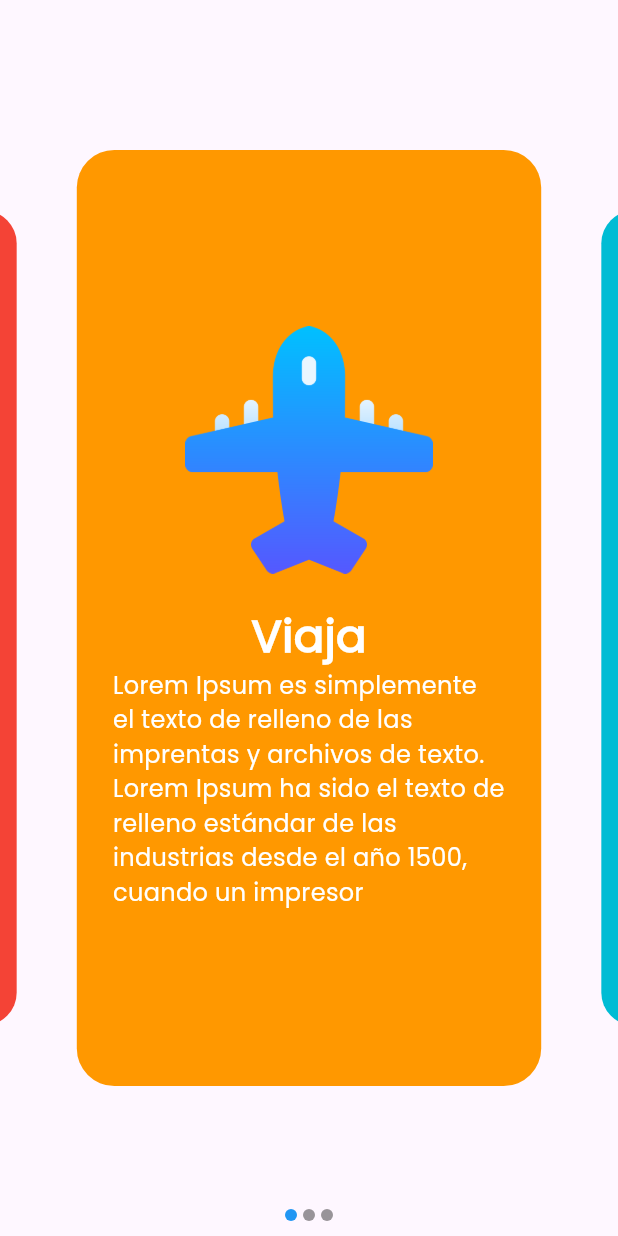
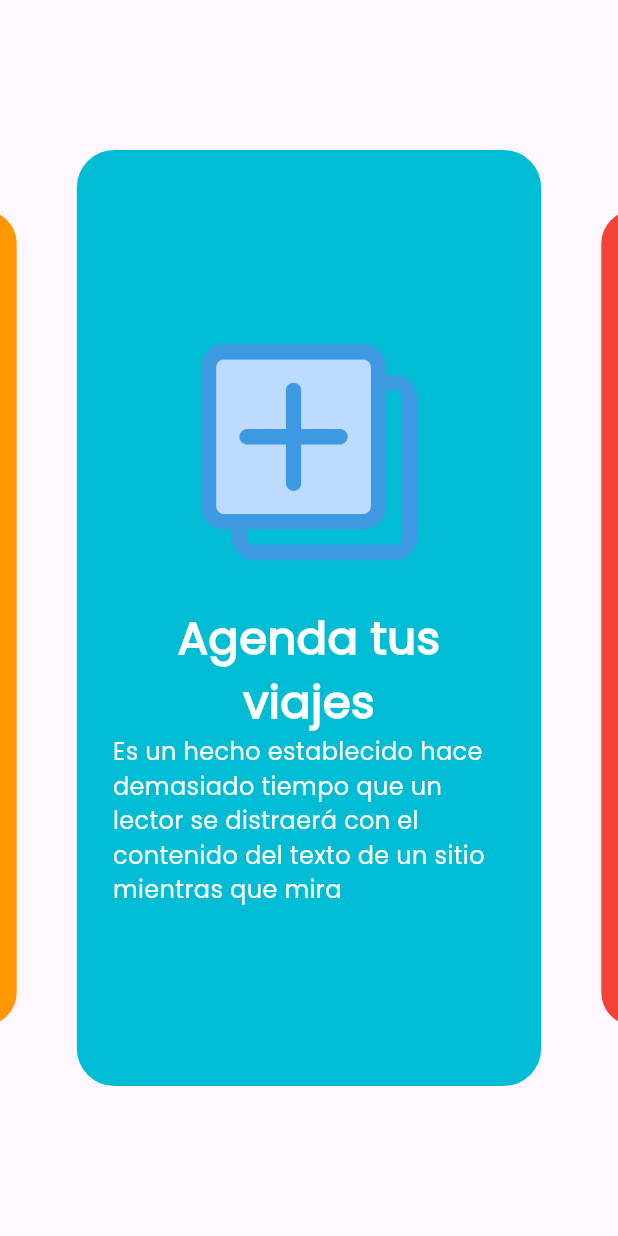
Before and after one commit to fr4nsgallegos/travelappg9, a Flutter app: the screen it shows after launch, swiped to page 2, on a phone screen of 412 x 824 dp. Run offline on Flutter 3.47's test engine with Material 3 defaults, Android fonts, the phone set to English and light mode, and no system bars; drawn by our look-alikes of carousel_slider, getwidget; our stand-ins replace shared_preferences.

```diff
--- a/lib/pages/welcome_page.dart
+++ b/lib/pages/welcome_page.dart
@@ -1,3 +1,4 @@
+import 'package:carousel_slider/carousel_slider.dart';
 import 'package:flutter/material.dart';
 import 'package:getwidget/components/carousel/gf_carousel.dart';
 import 'package:travelappg9/widgets/welcome_widget.dart';
@@ -6,18 +7,7 @@ class WelcomePage extends StatelessWidget {
   @override
   Widget build(BuildContext context) {
     return Scaffold(
-        body: GFCarousel(
-      height: MediaQuery.of(context).size.height,
-      hasPagination: true,
-      activeIndicator: Colors.blue,
-      initialPage: 0,
-      autoPlay: true,
-      autoPlayAnimationDuration: Duration(seconds: 2),
-      // reverse: false,
-
-      enableInfiniteScroll: true,
-
-      enlargeMainPage: true,
+      body: CarouselSlider(
         items: [
           WelcomeWidget(
             title: "Viaja",
@@ -41,6 +31,59 @@ class WelcomePage extends StatelessWidget {
             pathAsset: "print",
           ),
         ],
-    ));
+        options: CarouselOptions(
+          height: MediaQuery.of(context).size.height,
+          autoPlay: true,
+          enableInfiniteScroll: false,
+          autoPlayCurve: Curves.linear,
+          enlargeCenterPage: true,
+        ),
+      ),
+    );
   }
 }
+
+
+
+//WELCOME PAGE CON GFCAROUSEL
+// class WelcomePage extends StatelessWidget {
+//   @override
+//   Widget build(BuildContext context) {
+//     return Scaffold(
+//       body: GFCarousel(
+//         height: MediaQuery.of(context).size.height,
+//         hasPagination: true,
+//         activeIndicator: Colors.blue,
+//         initialPage: 0,
+//         autoPlay: true,
+//         autoPlayAnimationDuration: Duration(seconds: 2),
+//         // reverse: false,
+//         enableInfiniteScroll: true,
+//         enlargeMainPage: true,
+//         items: [
+//           WelcomeWidget(
+//             title: "Viaja",
+//             color: Colors.orange,
+//             description:
+//                 "Lorem Ipsum es simplemente el texto de relleno de las imprentas y archivos de texto. Lorem Ipsum ha sido el texto de relleno estándar de las industrias desde el año 1500, cuando un impresor",
+//             pathAsset: "avion",
+//           ),
+//           WelcomeWidget(
+//             title: "Agenda tus viajes",
+//             color: Colors.cyan,
+//             description:
+//                 "Es un hecho establecido hace demasiado tiempo que un lector se distraerá con el contenido del texto de un sitio mientras que mira",
+//             pathAsset: "agregar",
+//           ),
+//           WelcomeWidget(
+//             title: "Imprimte tus tickets",
+//             description:
+//                 "El trozo de texto estándar de Lorem Ipsum usado desde el año 1500 es reproducido debajo para aquellos interesados. ",
+//             color: Colors.red,
+//             pathAsset: "print",
+//           ),
+//         ],
+//       ),
+//     );
+//   }
+// }
--- a/lib/widgets/welcome_widget.dart
+++ b/lib/widgets/welcome_widget.dart
@@ -1,4 +1,5 @@
 import 'package:flutter/material.dart';
+import 'package:flutter/widgets.dart';
 
 class WelcomeWidget extends StatelessWidget {
   String title;
@@ -34,6 +35,7 @@ class WelcomeWidget extends StatelessWidget {
           ),
           Text(
             title,
+            textAlign: TextAlign.center,
             style: TextStyle(
               color: Colors.white,
               fontSize: 30,
--- a/pubspec.yaml
+++ b/pubspec.yaml
@@ -37,6 +37,7 @@ dependencies:
   cupertino_icons: ^1.0.6
   shared_preferences: ^2.3.2
   getwidget: ^4.0.0
+  carousel_slider: ^5.0.0
 
 dev_dependencies:
   flutter_test:
```
Also changed, not shown: pubspec.lock. Lines whose indentation alone changed are shown as unchanged.
